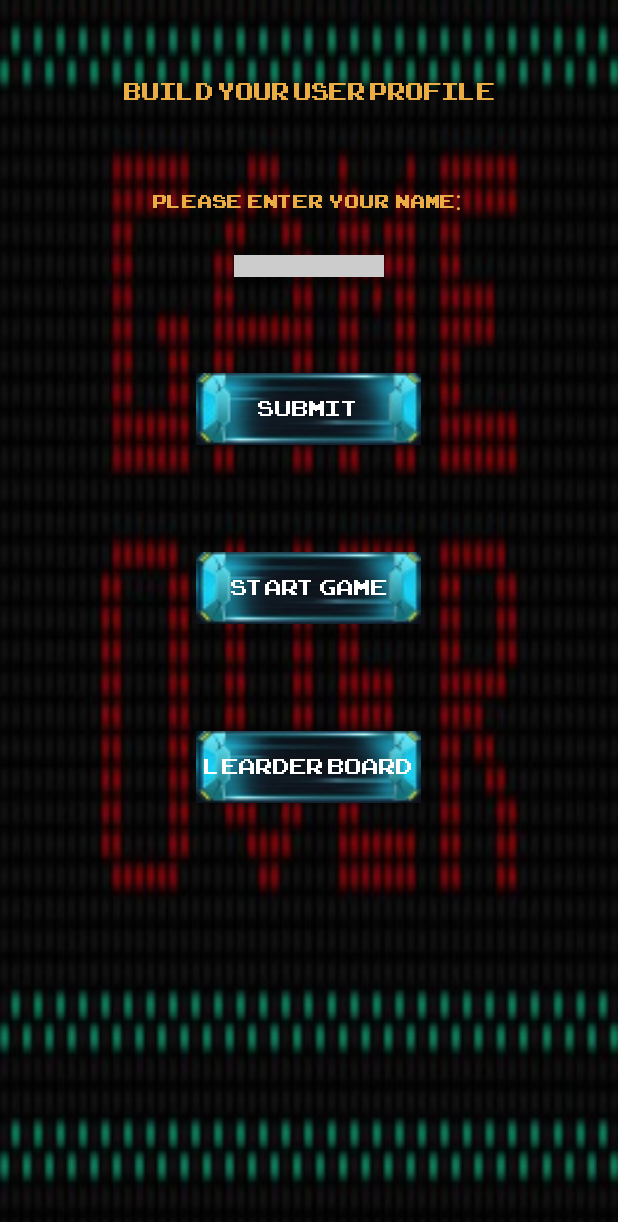
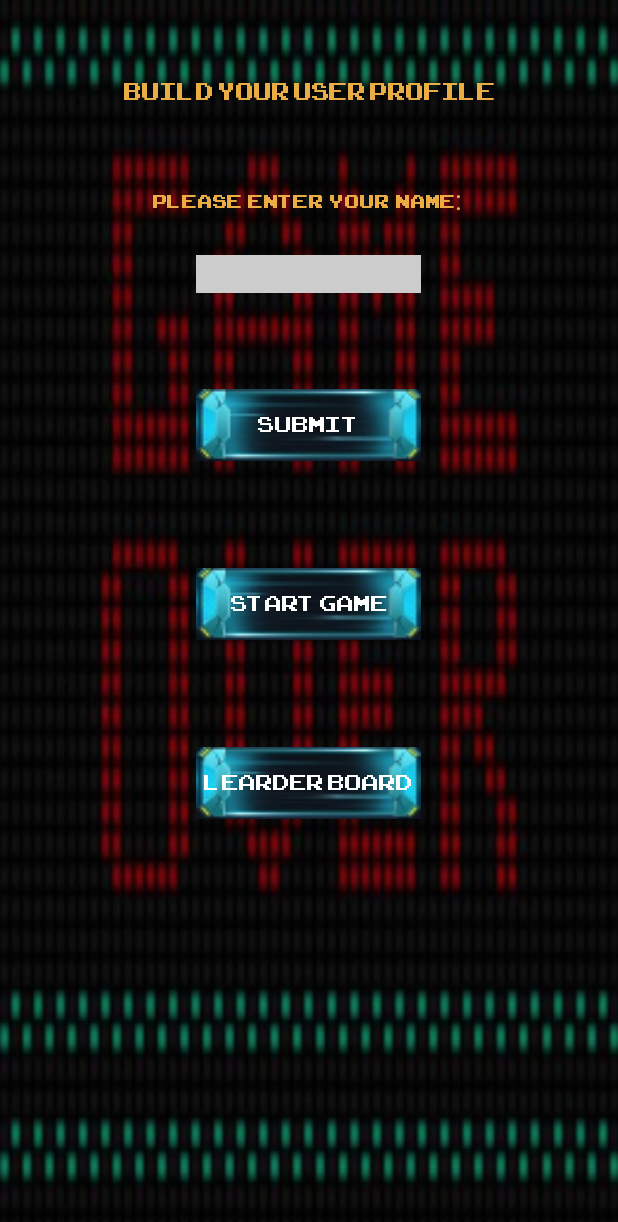
Before and after one commit to ecs160ss12019/StackOverflow, an Android app: the GameoverPop screen opened directly, with no data from a screen before it, on a phone screen of 412 x 824 dp. Shown: the top 1222 px of the screen. Run offline under Robolectric (Android 15) with nearby library versions, the phone set to English and light mode, and no system bars.

Commit message:
Minor change to resize textbox input.

```diff
--- a/app/src/main/res/layout/activity_user_input.xml
+++ b/app/src/main/res/layout/activity_user_input.xml
@@ -33,8 +33,8 @@
 
     <EditText
         android:id="@+id/editText1"
-        android:layout_width="100dp"
-        android:layout_height="wrap_content"
+        android:layout_width="150dp"
+        android:layout_height="25dp"
         android:fontFamily="@font/arcadeclassic"
         android:layout_centerHorizontal="true"
         android:layout_below="@+id/textView2"
```
